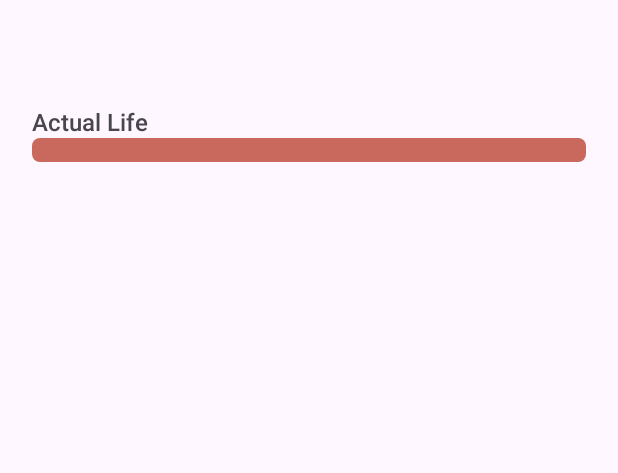
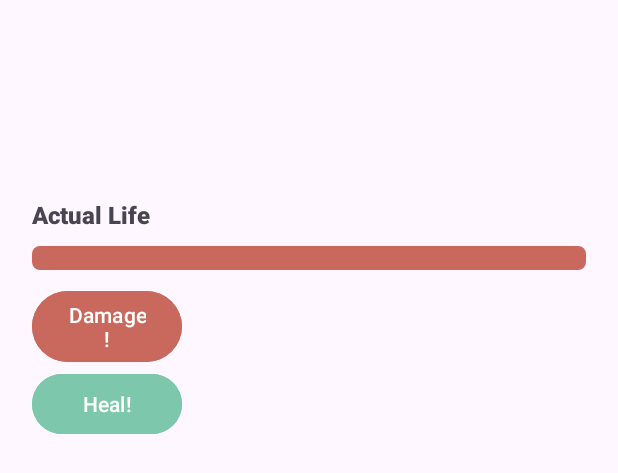
Before and after one commit to CamiLLopez/KCCAndroidFundamentos, an Android app: the layout fragment_character_view.xml on its own in the app's theme, with its tools: preview values and no code run, on a phone screen of 412 x 824 dp. Shown: the top 473 px of the screen. Run offline under Robolectric (Android 15) with nearby library versions, the phone set to English and light mode, and no system bars.

Commit message:
Adding detail fragment

```diff
--- a/app/src/main/java/com/example/entregafundamentosandroid/ui/home/SharedViewModel.kt
+++ b/app/src/main/java/com/example/entregafundamentosandroid/ui/home/SharedViewModel.kt
@@ -70,15 +70,13 @@ class SharedViewModel: ViewModel() {
                 }
             }
         }
-
-
     fun selectedCharater(character: Character){
-        //TODO go to fragement
+        _characters.value = StateCharacter.OnCharacterSelected(character)
     }
-
     sealed class StateCharacter {
         data class OnCharacterReceived(val characters: List<Character>) : StateCharacter()
         data class Error(val message: String) : StateCharacter()
+        data class OnCharacterSelected(val character: Character): StateCharacter()
         object Loading : StateCharacter()
     }
 }
--- a/app/src/main/res/layout/fragment_character_view.xml
+++ b/app/src/main/res/layout/fragment_character_view.xml
@@ -30,10 +30,20 @@
         android:layout_width="match_parent"
         android:layout_height="wrap_content"
         android:layout_margin="8dp"
+        android:layout_marginTop="20dp"
         android:contentDescription="@string/character_photo_description">
 
     </ImageView>
 
+    <TextView
+        android:id="@+id/character_description"
+        android:layout_width="match_parent"
+        android:layout_height="wrap_content"
+        android:maxLines="10"
+        android:layout_marginTop="20dp"
+        android:fontFamily="sans-serif"
+        android:textColor="#432828"
+        android:textSize="16sp" />
 
     <TextView
         android:id="@+id/character_life"
@@ -41,6 +51,8 @@
         android:layout_height="wrap_content"
         android:fontFamily="sans-serif-medium"
         android:text="@string/actual_life"
+        android:textStyle="bold"
+        android:layout_marginTop="20dp"
         android:textAppearance="@style/TextAppearance.AppCompat.Small"
         android:textSize="16sp"/>
 
@@ -48,10 +60,26 @@
         android:id="@+id/progress_character_life"
         android:layout_width="match_parent"
         android:layout_height="wrap_content"
+        android:layout_marginTop="10dp"
         style="@style/Widget.AppCompat.ProgressBar.Horizontal"
         android:max="100"
         android:progressDrawable="@drawable/progress_bar_color"
         android:layout_marginBottom="10dp"/>
+
+        <Button
+            android:id="@+id/button_damage"
+            android:layout_width="100dp"
+            android:layout_height="wrap_content"
+            android:backgroundTint="@color/damage_life_color"
+            android:text="Damage!" />
+
+        <Button
+            android:id="@+id/button_heal"
+            android:layout_width="100dp"
+            android:layout_height="wrap_content"
+            android:backgroundTint="@color/actual_life_color"
+            android:text="Heal!" />
+
     </LinearLayout>
 
 </FrameLayout>
```
Also changed, not shown: app/src/main/java/com/example/entregafundamentosandroid/ui/home/herosFight/CharacterDetailFragment.kt (+52 -1 lines), app/src/main/java/com/example/entregafundamentosandroid/ui/home/herosList/CharacterListFragment.kt (+4 -4 lines), app/src/main/java/com/example/entregafundamentosandroid/ui/home/herosList/adapter/CharacterAdapter.kt (+5 -6 lines), app/src/main/res/layout/activity_login.xml (+3 -10 lines), 1 other file.
